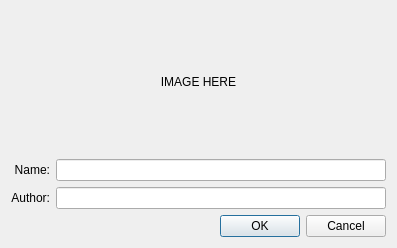
First picture: the form in resources/ui/mod_pedalboard_save.ui, repository mod-audio/mod-app-legacy, before the edit.
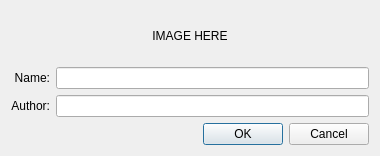
Second picture: the form after the edit.

Commit message: Add thumbnail to save-pedalboard dialog

The edit to the form file:
```diff
--- a/resources/ui/mod_pedalboard_save.ui
+++ b/resources/ui/mod_pedalboard_save.ui
@@ -6,8 +6,8 @@
    <rect>
     <x>0</x>
     <y>0</y>
-    <width>397</width>
-    <height>248</height>
+    <width>380</width>
+    <height>156</height>
    </rect>
   </property>
   <property name="windowTitle">
```
The commit also changes 1 other file.
